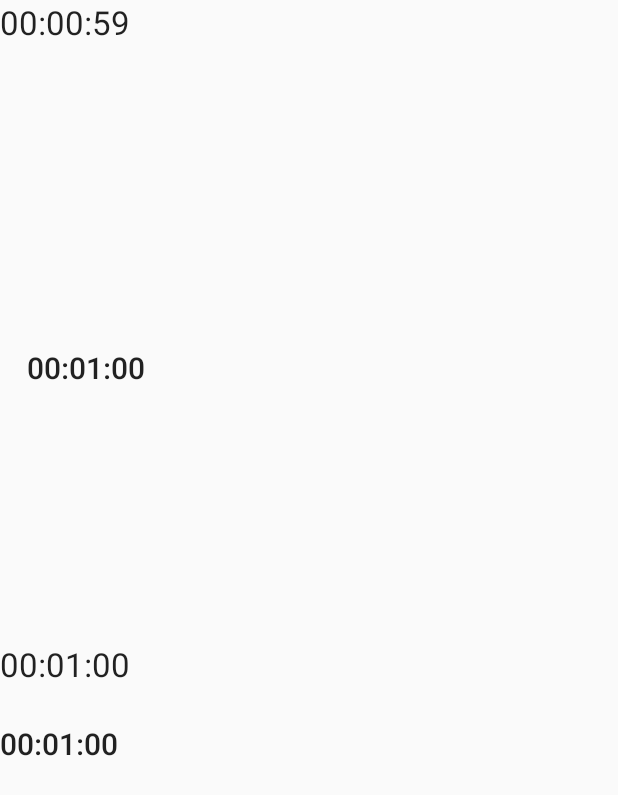
After one commit to Ewa55555/Hodujjajko, an Android app: the RunTimer screen opened directly, with no data from a screen before it, on a phone screen of 412 x 824 dp. The commit adds this screen. Shown: the top 795 px of the screen. Run offline under Robolectric (Android 15) with nearby library versions, the phone set to English and light mode, and no system bars.

Commit message:
runTimer

```diff
--- /dev/null
+++ b/app/src/main/java/com/example/hodujjajko/BuilderTimer.java
@@ -0,0 +1,32 @@
+package com.example.hodujjajko;
+
+import android.widget.TextView;
+
+import java.util.ArrayList;
+import java.util.List;
+
+public class BuilderTimer implements IBuilderTimer {
+
+    private List<Timer> chainOfTimers;
+    private String[] durations;
+    private Factory factory;
+    private TextView textView;
+
+    public BuilderTimer(String text, TextView textView){
+        durations = text.split("\\+");
+        factory = new Factory();
+        chainOfTimers = new ArrayList<>();
+        this.textView = textView;
+    }
+    @Override
+    public void buildChainOfTimers() {
+        for(int i = 0; i < durations.length; i++){
+            chainOfTimers.add(factory.create(Long.valueOf(durations[i]).longValue(), textView));
+        }
+    }
+
+    @Override
+    public List<Timer> getTimers() {
+        return chainOfTimers;
+    }
+}
--- /dev/null
+++ b/app/src/main/java/com/example/hodujjajko/Factory.java
@@ -0,0 +1,14 @@
+package com.example.hodujjajko;
+
+
+import android.widget.TextView;
+
+public class Factory {
+    public Timer create(long duration, TextView textView){
+        Timer timer = createTimer(duration, textView);
+        return timer;
+    }
+    public Timer createTimer(long duration, TextView textView){
+        return new Timer(duration * 60 * 1000, 1000, textView);
+    }
+}
--- /dev/null
+++ b/app/src/main/java/com/example/hodujjajko/IBuilderTimer.java
@@ -0,0 +1,13 @@
+package com.example.hodujjajko;
+
+import java.util.List;
+
+/**
+ * Created by Ewunia on 22.05.2017.
+ */
+
+public interface IBuilderTimer {
+
+    public void buildChainOfTimers();
+    public List<Timer> getTimers();
+}
--- /dev/null
+++ b/app/src/main/java/com/example/hodujjajko/RunTimer.java
@@ -0,0 +1,71 @@
+package com.example.hodujjajko;
+
+
+import android.app.Activity;
+import android.media.MediaPlayer;
+import android.media.Ringtone;
+import android.media.RingtoneManager;
+import android.net.Uri;
+import android.os.Bundle;
+import android.os.CountDownTimer;
+import android.util.Log;
+import android.view.View;
+import android.widget.TextView;
+
+import java.util.List;
+import java.util.concurrent.TimeUnit;
+
+public class RunTimer extends Activity implements View.OnClickListener{
+
+    private TextView textViewTimer;
+    private TextView queue1;
+    private TextView queue2;
+    private TextView queue3;
+
+    @Override
+    protected void onCreate(Bundle savedInstanceState) {
+        super.onCreate(savedInstanceState);
+        setContentView(R.layout.timer);
+        init();
+    }
+
+    private void init(){
+        Log.i("RunTimer", "jestesmy w inice");
+        textViewTimer = (TextView)findViewById(R.id.textViewTime);
+        queue1 = (TextView)findViewById(R.id.queue1);
+        queue2 = (TextView)findViewById(R.id.queue2);
+        queue3 = (TextView)findViewById(R.id.queue3);
+
+        TimersBuildingClass buildingClass = new TimersBuildingClass();
+        buildingClass.build("1+1+1+1");
+        buildingClass.set();
+        buildingClass.start();
+        Log.i("RunTimer", "zastartowalo wszytsko");
+    }
+
+    public class TimersBuildingClass {
+        List<Timer> timers;
+
+        void build(String text){
+            BuilderTimer builderTimer = new BuilderTimer(text, textViewTimer);
+            builderTimer.buildChainOfTimers();
+            timers = builderTimer.getTimers();
+        }
+        void set(){
+            queue1.setText(timers.get(1).convertTime());
+            queue2.setText(timers.get(2).convertTime());
+            queue3.setText(timers.get(3).convertTime());
+            timers.get(0).start();
+        }
+        void start(){
+            timers.get(0).start();
+        }
+    }
+
+    @Override
+    public void onClick(View v) {
+
+    }
+
+
+}
--- a/app/src/main/java/com/example/hodujjajko/SettingTimer.java
+++ b/app/src/main/java/com/example/hodujjajko/SettingTimer.java
@@ -57,7 +57,7 @@ public class SettingTimer extends Activity implements View.OnClickListener{
         boolean found = false;
         if (v.getId() == R.id.startTimer){
             Intent timerIntent = null;
-            timerIntent = new Intent(getApplicationContext(), Timer.class);
+            timerIntent = new Intent(getApplicationContext(), RunTimer.class);
             startActivity(timerIntent);
         }else{
             while(i<BUTTON_IDS.length && !found) {
--- a/app/src/main/java/com/example/hodujjajko/Timer.java
+++ b/app/src/main/java/com/example/hodujjajko/Timer.java
@@ -1,70 +1,49 @@
 package com.example.hodujjajko;
 
-
-import android.app.Activity;
-import android.media.MediaPlayer;
 import android.media.Ringtone;
 import android.media.RingtoneManager;
 import android.net.Uri;
-import android.os.Bundle;
 import android.os.CountDownTimer;
-import android.view.View;
 import android.widget.TextView;
 
 import java.util.concurrent.TimeUnit;
-public class Timer extends Activity implements View.OnClickListener{
 
-    private TextView textViewTimer;
+public class Timer extends CountDownTimer {
+    TextView textView;
+    long millis;
 
-    @Override
-    protected void onCreate(Bundle savedInstanceState) {
-        super.onCreate(savedInstanceState);
-        setContentView(R.layout.timer);
-        init();
+    public Timer(long millisInFuture, long countDownInterval, TextView textView) {
+        super(millisInFuture, countDownInterval);
+        millis = millisInFuture;
+        this.textView = textView;
     }
 
-    private void init(){
-        textViewTimer = (TextView)findViewById(R.id.textViewTime);
-        textViewTimer.setOnClickListener(this);
-        textViewTimer.setText("00:00:30");
-
-        final CounterClass timer = new CounterClass(30*1000,1000);
-        timer.start();
-    }
-
-    @Override
-    public void onClick(View v) {
-
-    }
-
-    public class CounterClass extends CountDownTimer{
-        public CounterClass(long millisInFuture, long countDownInterval) {
-            super(millisInFuture, countDownInterval);
-        }
-
-        @Override
-        public void onTick(long millisUntilFinished) {
-            long millis = millisUntilFinished;
+    public String convertTime(){
         String s = String.format("%02d:%02d:%02d", TimeUnit.MILLISECONDS.toHours(millis),
                 TimeUnit.MILLISECONDS.toMinutes(millis)
                         - TimeUnit.HOURS.toMinutes(TimeUnit.MILLISECONDS.toHours(millis)),
                 TimeUnit.MILLISECONDS.toSeconds(millis) -
                         TimeUnit.MINUTES.toSeconds(TimeUnit.MILLISECONDS.toMinutes(millis))
         );
-            textViewTimer.setText(s);
+        return s;
+    }
+
+    @Override
+    public void onTick(long millisUntilFinished) {
+        millis = millisUntilFinished;
+        textView.setText(convertTime());
     }
 
     @Override
     public void onFinish() {
-            playSound();
-            textViewTimer.setText("End");
+        //playSound();
+        textView.setText("End");
     }
 
-        public void playSound() {
-            Uri notification = RingtoneManager.getDefaultUri(RingtoneManager.TYPE_NOTIFICATION);
-            Ringtone r = RingtoneManager.getRingtone(getApplicationContext(), notification);
-            r.play();
-
+//    private void playSound() {
+//        Uri notification = RingtoneManager.getDefaultUri(RingtoneManager.TYPE_NOTIFICATION);
+//        Ringtone r = RingtoneManager.getRingtone(getApplicationContext(), notification);
+//        r.play();
+//
+//    }
 }
-    }
-}
--- a/app/src/main/res/layout/setting_activity.xml
+++ b/app/src/main/res/layout/setting_activity.xml
@@ -20,4 +20,10 @@
         android:layout_width="match_parent"
         android:layout_height="wrap_content"
         android:text="@string/running_string" />
+
+    <Button
+        android:id="@+id/pedometr"
+        android:layout_width="match_parent"
+        android:layout_height="wrap_content"
+        android:text="@string/pedometr_string" />
 </LinearLayout>
--- a/app/src/main/res/layout/timer.xml
+++ b/app/src/main/res/layout/timer.xml
@@ -1,12 +1,46 @@
 <?xml version="1.0" encoding="utf-8"?>
-<RelativeLayout xmlns:android="http://schemas.android.com/apk/res/android"
+<LinearLayout xmlns:android="http://schemas.android.com/apk/res/android"
     android:orientation="vertical" android:layout_width="match_parent"
-    android:layout_height="match_parent">
+    android:layout_height="match_parent"
+    android:weightSum="1">
 
     <TextView
         android:id="@+id/textViewTime"
         android:layout_width="match_parent"
-        android:layout_height="match_parent"
+        android:layout_height="47dp"
         android:text="TextView"
         android:textAppearance="@style/TextAppearance.AppCompat.Large" />
-</RelativeLayout>
+
+    <TextView
+        android:id="@+id/queue1"
+        android:layout_width="336dp"
+        android:layout_height="wrap_content"
+        android:layout_alignParentStart="true"
+        android:layout_below="@+id/queue2"
+        android:layout_marginStart="18dp"
+        android:layout_marginTop="184dp"
+        android:layout_weight="0.09"
+        android:text="TextView"
+        android:textAppearance="@style/TextAppearance.AppCompat.Title" />
+
+    <TextView
+        android:id="@+id/queue2"
+        android:layout_width="wrap_content"
+        android:layout_height="wrap_content"
+        android:layout_alignParentTop="true"
+        android:layout_alignStart="@+id/queue3"
+        android:layout_marginTop="141dp"
+        android:text="TextView"
+        android:textAppearance="@style/TextAppearance.AppCompat.Large"
+        android:layout_weight="0.08" />
+
+    <TextView
+        android:id="@+id/queue3"
+        android:layout_width="wrap_content"
+        android:layout_height="wrap_content"
+        android:layout_alignBottom="@+id/queue1"
+        android:layout_alignStart="@+id/queue1"
+        android:layout_marginBottom="55dp"
+        android:text="TextView"
+        android:textAppearance="@style/TextAppearance.AppCompat.Title" />
+</LinearLayout>
--- a/app/src/main/res/values/strings.xml
+++ b/app/src/main/res/values/strings.xml
@@ -16,4 +16,7 @@
     <string name="training_string">Trening</string>
     <string name="your_activity_string">Twoja aktywność</string>
     <string name="schedule_string">Twój grafik</string>
+    <string name="pedometr_string">Krokomierz</string>
+    <string name="step_counter">android.hardware.sensor.stepcounter</string>
+    <string name="step_detector">android.hardware.sensor.stepdetector</string>
 </resources>
```
Also changed, not shown: app/src/main/AndroidManifest.xml (+6 -1 lines), app/src/main/java/com/example/hodujjajko/Pedometr.java (+29 -9 lines), app/src/main/java/com/example/hodujjajko/SettingActivity.java (+13 -0 lines). Lines whose indentation alone changed are shown as unchanged.
